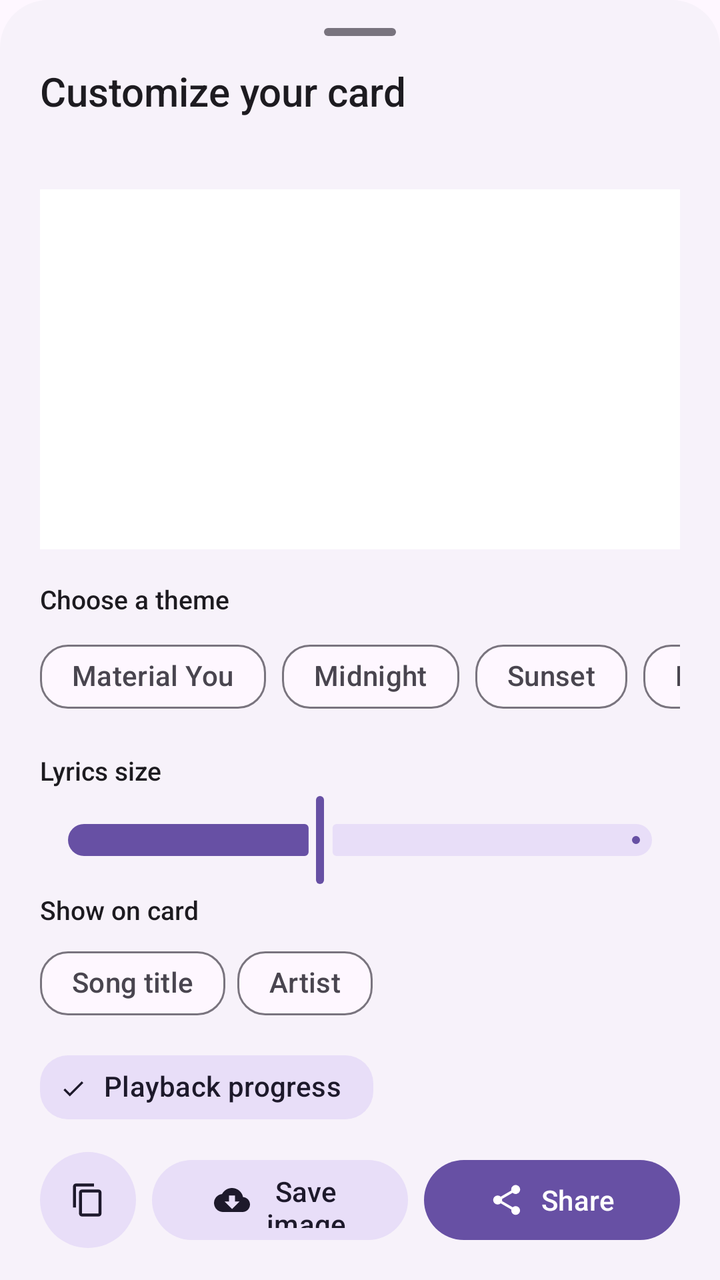
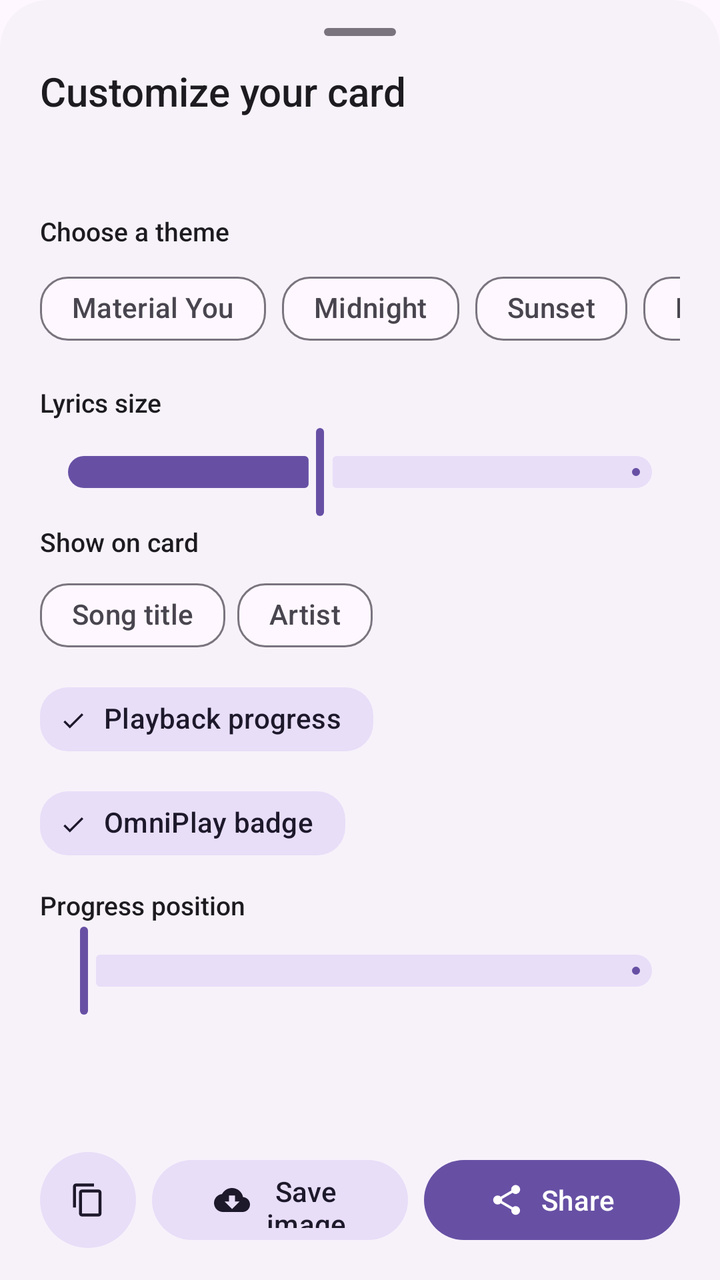

The first picture is an Android layout as it rendered before a commit; the second is the same layout after the commit. The layout source and the unified diff follow.
<!-- AndroidManifest.xml: application theme Theme.Omniplay -->
<!-- res/layout/bottom_sheet_lyrics_share.xml -->
<?xml version="1.0" encoding="utf-8"?>
<LinearLayout xmlns:android="http://schemas.android.com/apk/res/android"
    xmlns:app="http://schemas.android.com/apk/res-auto"
    android:layout_width="match_parent"
    android:layout_height="match_parent"
    android:background="@drawable/bg_bottom_sheet"
    android:orientation="vertical"
    android:paddingStart="20dp"
    android:paddingTop="12dp"
    android:paddingEnd="20dp"
    android:paddingBottom="16dp">

    <View
        android:layout_width="36dp"
        android:layout_height="4dp"
        android:layout_gravity="center_horizontal"
        android:layout_marginTop="2dp"
        android:layout_marginBottom="14dp"
        android:background="@drawable/bg_sheet_drag_handle" />

    <TextView
        android:layout_width="match_parent"
        android:layout_height="wrap_content"
        android:fontFamily="sans-serif-medium"
        android:text="@string/lyrics_customize_title"
        android:textColor="?attr/colorOnSurface"
        android:textSize="20sp" />

    <TextView
        android:id="@+id/lyrics_share_track"
        android:layout_width="match_parent"
        android:layout_height="wrap_content"
        android:layout_marginTop="2dp"
        android:ellipsize="end"
        android:maxLines="1"
        android:textColor="?attr/colorOnSurfaceVariant"
        android:textSize="13sp" />

    <androidx.core.widget.NestedScrollView
        android:layout_width="match_parent"
        android:layout_height="0dp"
        android:layout_marginTop="8dp"
        android:layout_weight="1"
        android:fillViewport="false"
        android:overScrollMode="ifContentScrolls">

        <LinearLayout
            android:layout_width="match_parent"
            android:layout_height="wrap_content"
            android:orientation="vertical"
            android:paddingBottom="16dp">

            
            <FrameLayout
                android:layout_width="match_parent"
                android:layout_height="wrap_content"
                android:layout_marginTop="8dp"
                android:layout_marginBottom="12dp"
                android:background="?attr/colorSurfaceContainerLowest">

                <ImageView
                    android:id="@+id/lyrics_share_image_preview"
                    android:layout_width="match_parent"
                    android:layout_height="wrap_content"
                    android:layout_gravity="center"
                    android:adjustViewBounds="true"
                    android:contentDescription="@string/lyrics_image_preview_description"
                    android:maxHeight="320dp"
                    android:minHeight="180dp"
                    android:scaleType="fitCenter" />
            </FrameLayout>

            
            <TextView
                android:layout_width="match_parent"
                android:layout_height="wrap_content"
                android:layout_marginTop="4dp"
                android:fontFamily="sans-serif-medium"
                android:text="@string/lyrics_choose_theme"
                android:textColor="?attr/colorOnSurface"
                android:textSize="13sp" />

            <HorizontalScrollView
                android:layout_width="match_parent"
                android:layout_height="wrap_content"
                android:layout_marginTop="6dp"
                android:clipToPadding="false"
                android:overScrollMode="never"
                android:scrollbars="none">

                <com.google.android.material.chip.ChipGroup
                    android:id="@+id/lyrics_share_theme_group"
                    android:layout_width="wrap_content"
                    android:layout_height="wrap_content"
                    app:selectionRequired="true"
                    app:singleLine="true"
                    app:singleSelection="true">

                    <com.google.android.material.chip.Chip
                        android:id="@+id/lyrics_theme_material"
                        style="@style/Widget.Material3.Chip.Filter"
                        android:layout_width="wrap_content"
                        android:layout_height="wrap_content"
                        android:checkable="true"
                        android:text="@string/lyrics_theme_material"
                        app:chipCornerRadius="14dp" />

                    <com.google.android.material.chip.Chip
                        android:id="@+id/lyrics_theme_midnight"
                        style="@style/Widget.Material3.Chip.Filter"
                        android:layout_width="wrap_content"
                        android:layout_height="wrap_content"
                        android:checkable="true"
                        android:text="@string/lyrics_theme_midnight"
                        app:chipCornerRadius="14dp" />

                    <com.google.android.material.chip.Chip
                        android:id="@+id/lyrics_theme_sunset"
                        style="@style/Widget.Material3.Chip.Filter"
                        android:layout_width="wrap_content"
                        android:layout_height="wrap_content"
                        android:checkable="true"
                        android:text="@string/lyrics_theme_sunset"
                        app:chipCornerRadius="14dp" />

                    <com.google.android.material.chip.Chip
                        android:id="@+id/lyrics_theme_forest"
                        style="@style/Widget.Material3.Chip.Filter"
                        android:layout_width="wrap_content"
                        android:layout_height="wrap_content"
                        android:checkable="true"
                        android:text="@string/lyrics_theme_forest"
                        app:chipCornerRadius="14dp" />

                    <com.google.android.material.chip.Chip
                        android:id="@+id/lyrics_theme_paper"
                        style="@style/Widget.Material3.Chip.Filter"
                        android:layout_width="wrap_content"
                        android:layout_height="wrap_content"
                        android:checkable="true"
                        android:text="@string/lyrics_theme_paper"
                        app:chipCornerRadius="14dp" />
                </com.google.android.material.chip.ChipGroup>
            </HorizontalScrollView>

            
            <LinearLayout
                android:layout_width="match_parent"
                android:layout_height="wrap_content"
                android:layout_marginTop="14dp"
                android:gravity="center_vertical"
                android:orientation="horizontal">

                <TextView
                    android:layout_width="0dp"
                    android:layout_height="wrap_content"
                    android:layout_weight="1"
                    android:fontFamily="sans-serif-medium"
                    android:text="@string/lyrics_share_font_size"
                    android:textColor="?attr/colorOnSurface"
                    android:textSize="13sp" />

                <TextView
                    android:id="@+id/lyrics_share_font_size_value"
                    android:layout_width="wrap_content"
                    android:layout_height="wrap_content"
                    android:fontFamily="sans-serif-medium"
                    android:textColor="?attr/colorPrimary"
                    android:textSize="13sp" />
            </LinearLayout>

            <com.google.android.material.slider.Slider
                android:id="@+id/lyrics_share_font_size"
                android:layout_width="match_parent"
                android:layout_height="wrap_content"
                android:layout_marginTop="2dp"
                android:stepSize="4"
                android:value="120"
                android:valueFrom="60"
                android:valueTo="200"
                app:tickVisible="false" />

            
            <TextView
                android:layout_width="match_parent"
                android:layout_height="wrap_content"
                android:layout_marginTop="2dp"
                android:fontFamily="sans-serif-medium"
                android:text="@string/lyrics_share_details"
                android:textColor="?attr/colorOnSurface"
                android:textSize="13sp" />

            <com.google.android.material.chip.ChipGroup
                android:id="@+id/lyrics_share_elements_group"
                android:layout_width="match_parent"
                android:layout_height="wrap_content"
                android:layout_marginTop="4dp"
                app:chipSpacingHorizontal="6dp"
                app:chipSpacingVertical="4dp"
                app:singleSelection="false">

                <com.google.android.material.chip.Chip
                    android:id="@+id/lyrics_share_include_title"
                    style="@style/Widget.Material3.Chip.Filter"
                    android:layout_width="wrap_content"
                    android:layout_height="wrap_content"
                    android:checkable="true"
                    android:text="@string/lyrics_include_title"
                    app:chipCornerRadius="14dp" />

                <com.google.android.material.chip.Chip
                    android:id="@+id/lyrics_share_include_artist"
                    style="@style/Widget.Material3.Chip.Filter"
                    android:layout_width="wrap_content"
                    android:layout_height="wrap_content"
                    android:checkable="true"
                    android:text="@string/lyrics_include_artist"
                    app:chipCornerRadius="14dp" />

                <com.google.android.material.chip.Chip
                    android:id="@+id/lyrics_share_include_progress"
                    style="@style/Widget.Material3.Chip.Filter"
                    android:layout_width="wrap_content"
                    android:layout_height="wrap_content"
                    android:checkable="true"
                    android:checked="true"
                    android:text="@string/lyrics_include_progress"
                    app:chipCornerRadius="14dp" />

                <com.google.android.material.chip.Chip
                    android:id="@+id/lyrics_share_include_badge"
                    style="@style/Widget.Material3.Chip.Filter"
                    android:layout_width="wrap_content"
                    android:layout_height="wrap_content"
                    android:checkable="true"
                    android:checked="true"
                    android:text="@string/lyrics_include_badge"
                    app:chipCornerRadius="14dp" />
            </com.google.android.material.chip.ChipGroup>

            
            <LinearLayout
                android:id="@+id/lyrics_share_progress_layout"
                android:layout_width="match_parent"
                android:layout_height="wrap_content"
                android:layout_marginTop="8dp"
                android:orientation="vertical">

                <LinearLayout
                    android:layout_width="match_parent"
                    android:layout_height="wrap_content"
                    android:gravity="center_vertical"
                    android:orientation="horizontal">

                    <TextView
                        android:layout_width="0dp"
                        android:layout_height="wrap_content"
                        android:layout_weight="1"
                        android:fontFamily="sans-serif-medium"
                        android:text="@string/lyrics_share_progress_time"
                        android:textColor="?attr/colorOnSurface"
                        android:textSize="13sp" />

                    <TextView
                        android:id="@+id/lyrics_share_progress_time_value"
                        android:layout_width="wrap_content"
                        android:layout_height="wrap_content"
                        android:fontFamily="sans-serif-medium"
                        android:textColor="?attr/colorPrimary"
                        android:textSize="13sp" />
                </LinearLayout>

                <com.google.android.material.slider.Slider
                    android:id="@+id/lyrics_share_progress_slider"
                    android:layout_width="match_parent"
                    android:layout_height="wrap_content"
                    android:layout_marginTop="0dp"
                    app:tickVisible="false" />
            </LinearLayout>

        </LinearLayout>
    </androidx.core.widget.NestedScrollView>

    
    <LinearLayout
        android:layout_width="match_parent"
        android:layout_height="wrap_content"
        android:layout_marginTop="8dp"
        android:gravity="center_vertical"
        android:orientation="horizontal">

        <com.google.android.material.button.MaterialButton
            android:id="@+id/lyrics_share_copy"
            style="@style/Widget.Material3.Button.TonalButton"
            android:layout_width="48dp"
            android:layout_height="48dp"
            android:layout_marginEnd="8dp"
            android:contentDescription="@string/lyrics_share_copy_text"
            android:insetLeft="0dp"
            android:insetTop="0dp"
            android:insetRight="0dp"
            android:insetBottom="0dp"
            android:padding="0dp"
            app:cornerRadius="24dp"
            app:icon="@drawable/ic_content_copy"
            app:iconGravity="textStart"
            app:iconPadding="0dp" />

        <com.google.android.material.button.MaterialButton
            android:id="@+id/lyrics_share_save"
            style="@style/Widget.Material3.Button.TonalButton"
            android:layout_width="0dp"
            android:layout_height="48dp"
            android:layout_marginEnd="8dp"
            android:layout_weight="1"
            android:text="@string/lyrics_save_image"
            app:cornerRadius="24dp"
            app:icon="@drawable/ic_cloud_download"
            app:iconGravity="textStart" />

        <com.google.android.material.button.MaterialButton
            android:id="@+id/lyrics_share_send"
            style="@style/Widget.Material3.Button"
            android:layout_width="0dp"
            android:layout_height="48dp"
            android:layout_weight="1"
            android:text="@string/lyrics_share_button"
            app:cornerRadius="24dp"
            app:icon="@drawable/ic_share"
            app:iconGravity="textStart" />
    </LinearLayout>
</LinearLayout>
<!-- resources referenced by this layout -->
<resources>
  <!-- drawable bg_bottom_sheet (drawable) -->
  <?xml version="1.0" encoding="utf-8"?>
  <shape xmlns:android="http://schemas.android.com/apk/res/android"
      android:shape="rectangle">
      <corners
          android:topLeftRadius="24dp"
          android:topRightRadius="24dp" />
      <solid android:color="?attr/colorSurfaceContainerLow" />
  </shape>
  <!-- drawable bg_sheet_drag_handle (drawable) -->
  <?xml version="1.0" encoding="utf-8"?>
  <shape xmlns:android="http://schemas.android.com/apk/res/android"
      android:shape="rectangle">
      <corners android:radius="2dp" />
      <solid android:color="?attr/colorOutline" />
  </shape>
  <!-- drawable ic_cloud_download (drawable) -->
  <vector xmlns:android="http://schemas.android.com/apk/res/android"
      android:width="24dp"
      android:height="24dp"
      android:viewportWidth="24"
      android:viewportHeight="24">
      <path
          android:fillColor="@android:color/white"
          android:pathData="M19.35,10.04C18.67,6.59 15.64,4 12,4 9.11,4 6.6,5.64 5.35,8.04 2.34,8.36 0,10.91 0,14c0,3.31 2.69,6 6,6h13c2.76,0 5,-2.24 5,-5 0,-2.64 -2.05,-4.78 -4.65,-4.96zM17,13l-5,5 -5,-5h3V9h4v4h3z" />
  </vector>
  <!-- drawable ic_content_copy (drawable) -->
  <vector xmlns:android="http://schemas.android.com/apk/res/android"
      android:width="24dp"
      android:height="24dp"
      android:viewportWidth="24"
      android:viewportHeight="24">
    <path
        android:fillColor="@android:color/white"
        android:pathData="M16,1H4C2.9,1 2,1.9 2,3v14h2V3h12V1zm3,4H8C6.9,5 6,5.9 6,7v14c0,1.1 0.9,2 2,2h11c1.1,0 2,-0.9 2,-2V7c0,-1.1 -0.9,-2 -2,-2zm0,16H8V7h11v14z"/>
  </vector>
  <string name="lyrics_choose_theme">Choose a theme</string>
  <string name="lyrics_customize_title">Customize your card</string>
  <string name="lyrics_image_preview_description">Preview of the lyric share image</string>
  <string name="lyrics_include_artist">Artist</string>
  <string name="lyrics_include_badge">OmniPlay badge</string>
  <string name="lyrics_include_progress">Playback progress</string>
  <string name="lyrics_include_title">Song title</string>
  <string name="lyrics_save_image">Save image</string>
  <string name="lyrics_share_button">Share</string>
  <string name="lyrics_share_copy_text">Copy text</string>
  <string name="lyrics_share_details">Show on card</string>
  <string name="lyrics_share_font_size">Lyrics size</string>
  <string name="lyrics_share_progress_time">Progress position</string>
  <string name="lyrics_theme_forest">Forest</string>
  <string name="lyrics_theme_material">Material You</string>
  <string name="lyrics_theme_midnight">Midnight</string>
  <string name="lyrics_theme_paper">Paper</string>
  <string name="lyrics_theme_sunset">Sunset</string>
  <style name="BottomSheetDialogTheme" parent="ThemeOverlay.Material3.BottomSheetDialog">
          <item name="bottomSheetStyle">@style/BottomSheetStyle</item>
      </style>
  <style name="Widget.Omniplay.PopupMenu" parent="Widget.Material3.PopupMenu">
          <item name="android:popupBackground">@drawable/bg_popup_menu_card</item>
      </style>
  <style name="BottomSheetStyle" parent="Widget.Material3.BottomSheet.Modal">
          <item name="android:background">@android:color/transparent</item>
      </style>
  <!-- drawable bg_popup_menu_card (drawable) -->
  <?xml version="1.0" encoding="utf-8"?>
  <shape xmlns:android="http://schemas.android.com/apk/res/android"
      android:shape="rectangle">
      <corners android:radius="16dp" />
      <solid android:color="?attr/colorSurfaceContainerHigh" />
      <stroke
          android:width="1dp"
          android:color="?attr/colorOutlineVariant" />
      <padding
          android:left="4dp"
          android:top="8dp"
          android:right="4dp"
          android:bottom="8dp" />
  </shape>
  <!-- unchanged entries left out for length: 2 -->
</resources>

<!-- the commit's change to res/layout/bottom_sheet_lyrics_share.xml (unified diff, before → after) -->
@@ -51,24 +51,22 @@
             android:paddingBottom="16dp">
 
             
-            <FrameLayout
-                android:layout_width="match_parent"
-                android:layout_height="wrap_content"
-                android:layout_marginTop="8dp"
-                android:layout_marginBottom="12dp"
-                android:background="?attr/colorSurfaceContainerLowest">
+            <LinearLayout
+                android:layout_width="match_parent"
+                android:layout_height="wrap_content"
+                android:layout_marginTop="6dp"
+                android:layout_marginBottom="10dp"
+                android:gravity="center"
+                android:orientation="horizontal">
 
                 <ImageView
                     android:id="@+id/lyrics_share_image_preview"
-                    android:layout_width="match_parent"
-                    android:layout_height="wrap_content"
-                    android:layout_gravity="center"
+                    android:layout_width="190dp"
+                    android:layout_height="wrap_content"
                     android:adjustViewBounds="true"
                     android:contentDescription="@string/lyrics_image_preview_description"
-                    android:maxHeight="320dp"
-                    android:minHeight="180dp"
                     android:scaleType="fitCenter" />
-            </FrameLayout>
+            </LinearLayout>
 
             
             <TextView
